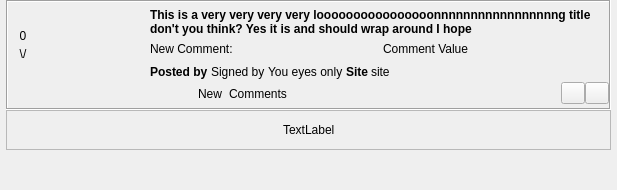
First picture: the form in retroshare-gui/src/gui/Posted/PostedItem.ui, repository RetroShare/RetroShare, before the edit.
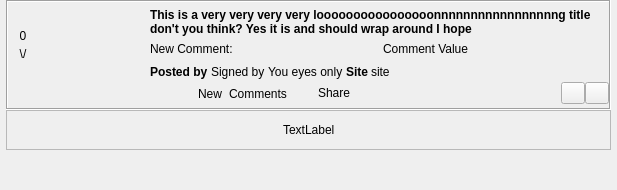
Second picture: the form after the edit. Icons and pictures are not drawn. Custom widgets are drawn as their Qt base class.

Commit message: Added share button for copy retroshare message link

```diff
--- a/retroshare-gui/src/gui/Posted/PostedItem.ui
+++ b/retroshare-gui/src/gui/Posted/PostedItem.ui
@@ -499,6 +499,20 @@
             </property>
            </widget>
           </item>
+          <item>
+           <widget class="QPushButton" name="shareButton">
+            <property name="text">
+             <string>Share</string>
+            </property>
+            <property name="icon">
+             <iconset resource="Posted_images.qrc">
+              <normaloff>:/images/share.png</normaloff>:/images/share.png</iconset>
+            </property>
+            <property name="flat">
+             <bool>true</bool>
+            </property>
+           </widget>
+          </item>
           <item>
            <spacer name="horizontalSpacer">
             <property name="orientation">
```
The commit also changes 5 other files.
